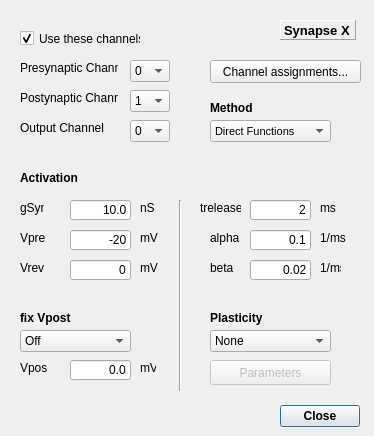
Old version of the form src/gui/DestexheSynDlg.ui in the repository CompEphys-team/stdpc.
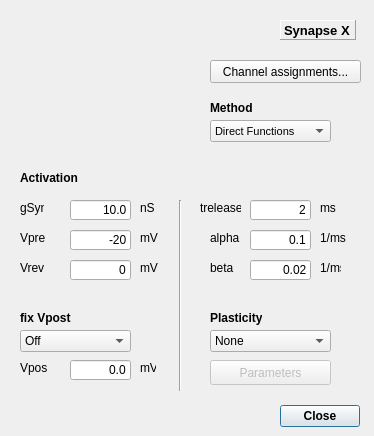
New version of the form.

Commit message:
Deprecated legacy channel assignments for good
GUI changes are limited to removing legacy elements in preparation for
in-dialog channel assignments

Patch:
```diff
--- a/src/gui/DestexheSynDlg.ui
+++ b/src/gui/DestexheSynDlg.ui
@@ -76,85 +76,6 @@
     <string>Synapse X</string>
    </property>
   </widget>
-  <widget class="QLabel" name="label_2">
-   <property name="geometry">
-    <rect>
-     <x>20</x>
-     <y>60</y>
-     <width>98</width>
-     <height>16</height>
-    </rect>
-   </property>
-   <property name="text">
-    <string>Presynaptic Channel</string>
-   </property>
-  </widget>
-  <widget class="QComboBox" name="PreSynChannelCombo">
-   <property name="geometry">
-    <rect>
-     <x>130</x>
-     <y>60</y>
-     <width>40</width>
-     <height>22</height>
-    </rect>
-   </property>
-   <item>
-    <property name="text">
-     <string>0</string>
-    </property>
-   </item>
-   <item>
-    <property name="text">
-     <string>1</string>
-    </property>
-   </item>
-   <item>
-    <property name="text">
-     <string>SG</string>
-    </property>
-   </item>
-  </widget>
-  <widget class="QLabel" name="label_3">
-   <property name="geometry">
-    <rect>
-     <x>20</x>
-     <y>90</y>
-     <width>98</width>
-     <height>16</height>
-    </rect>
-   </property>
-   <property name="text">
-    <string>Postynaptic Channel</string>
-   </property>
-  </widget>
-  <widget class="QComboBox" name="PostSynChannelCombo">
-   <property name="geometry">
-    <rect>
-     <x>130</x>
-     <y>90</y>
-     <width>40</width>
-     <height>22</height>
-    </rect>
-   </property>
-   <property name="currentIndex">
-    <number>1</number>
-   </property>
-   <item>
-    <property name="text">
-     <string>0</string>
-    </property>
-   </item>
-   <item>
-    <property name="text">
-     <string>1</string>
-    </property>
-   </item>
-   <item>
-    <property name="text">
-     <string>SG</string>
-    </property>
-   </item>
-  </widget>
   <widget class="QLabel" name="gSynL">
    <property name="geometry">
     <rect>
@@ -459,42 +380,6 @@
     <enum>Qt::Vertical</enum>
    </property>
   </widget>
-  <widget class="QLabel" name="OutSynChannelL">
-   <property name="geometry">
-    <rect>
-     <x>20</x>
-     <y>120</y>
-     <width>98</width>
-     <height>16</height>
-    </rect>
-   </property>
-   <property name="text">
-    <string>Output Channel</string>
-   </property>
-  </widget>
-  <widget class="QComboBox" name="OutSynChannelCombo">
-   <property name="geometry">
-    <rect>
-     <x>130</x>
-     <y>120</y>
-     <width>40</width>
-     <height>22</height>
-    </rect>
-   </property>
-   <property name="currentIndex">
-    <number>0</number>
-   </property>
-   <item>
-    <property name="text">
-     <string>0</string>
-    </property>
-   </item>
-   <item>
-    <property name="text">
-     <string>1</string>
-    </property>
-   </item>
-  </widget>
   <widget class="QComboBox" name="LUCombo">
    <property name="geometry">
     <rect>
@@ -686,22 +571,6 @@
     <string>Vrev</string>
    </property>
   </widget>
-  <widget class="QCheckBox" name="cbUseLegacy">
-   <property name="geometry">
-    <rect>
-     <x>20</x>
-     <y>30</y>
-     <width>121</width>
-     <height>17</height>
-    </rect>
-   </property>
-   <property name="text">
-    <string>Use these channels:</string>
-   </property>
-   <property name="checked">
-    <bool>true</bool>
-   </property>
-  </widget>
   <widget class="QPushButton" name="btnAssign">
    <property name="geometry">
     <rect>
```
The commit also changes 33 other files.
